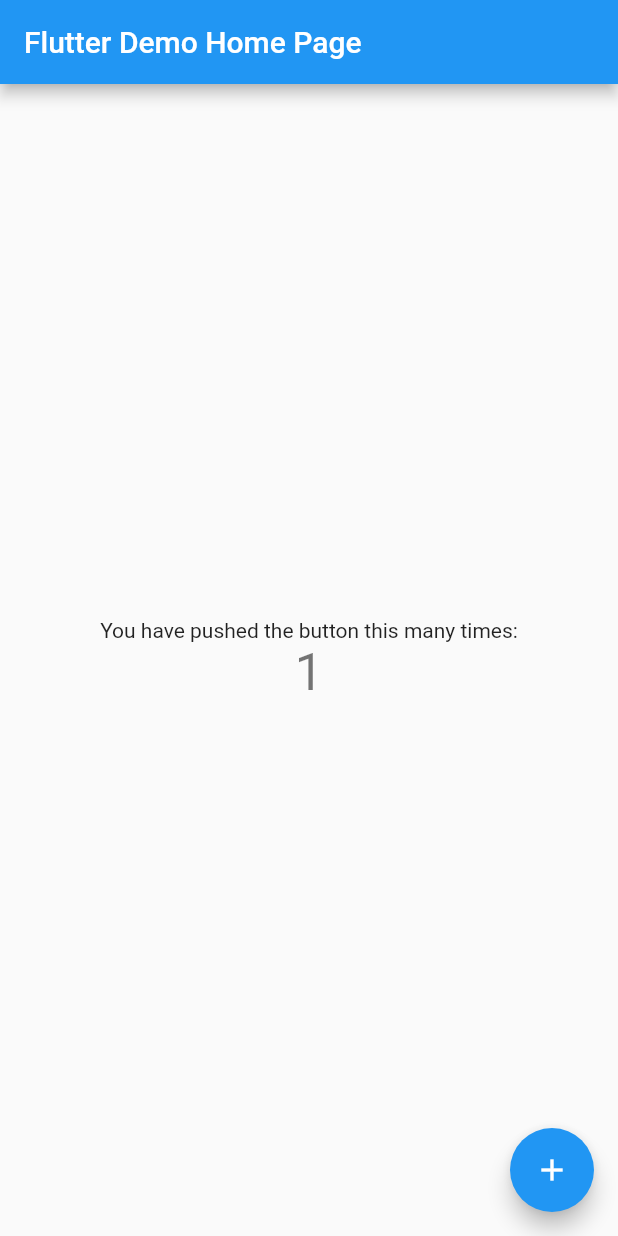
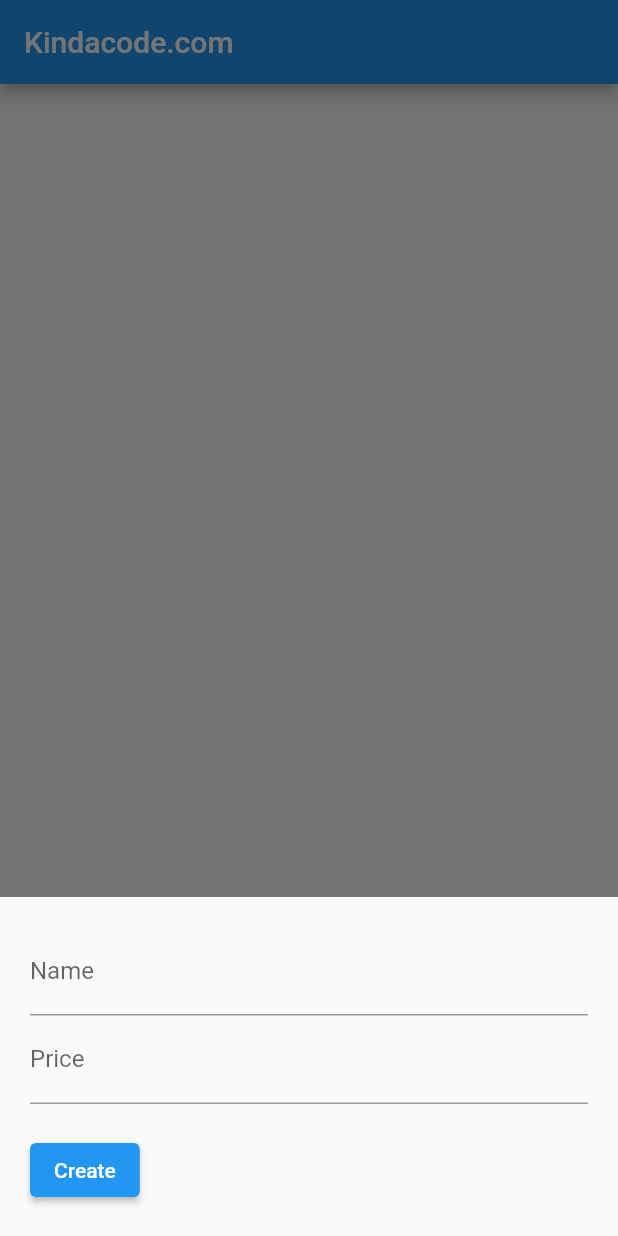
Before and after one commit to aboud-masoud/SatTusFirebaseExample, a Flutter app: the screen it shows after launch, after a tap on the "add" icon, on a phone screen of 412 x 824 dp. Run offline on Flutter 3.47's test engine with Material 2 defaults, Android fonts, the phone set to English and light mode, and no system bars; our stand-ins replace cloud_firestore, firebase_core; accounts and stored records are empty.

Commit message:
CRUD records

```diff
--- a/lib/main.dart
+++ b/lib/main.dart
@@ -1,115 +1,168 @@
+// main.dart
 import 'package:flutter/material.dart';
+import 'package:firebase_core/firebase_core.dart';
+import 'package:cloud_firestore/cloud_firestore.dart';
 
-void main() {
+void main() async {
+  WidgetsFlutterBinding.ensureInitialized();
+  await Firebase.initializeApp();
   runApp(const MyApp());
 }
 
 class MyApp extends StatelessWidget {
   const MyApp({Key? key}) : super(key: key);
 
-  // This widget is the root of your application.
   @override
   Widget build(BuildContext context) {
-    return MaterialApp(
-      title: 'Flutter Demo',
-      theme: ThemeData(
-        // This is the theme of your application.
-        //
-        // Try running your application with "flutter run". You'll see the
-        // application has a blue toolbar. Then, without quitting the app, try
-        // changing the primarySwatch below to Colors.green and then invoke
-        // "hot reload" (press "r" in the console where you ran "flutter run",
-        // or simply save your changes to "hot reload" in a Flutter IDE).
-        // Notice that the counter didn't reset back to zero; the application
-        // is not restarted.
-        primarySwatch: Colors.blue,
-      ),
-      home: const MyHomePage(title: 'Flutter Demo Home Page'),
+    return const MaterialApp(
+      // Remove the debug banner
+      debugShowCheckedModeBanner: false,
+      title: 'Kindacode.com',
+      home: HomePage(),
     );
   }
 }
 
-class MyHomePage extends StatefulWidget {
-  const MyHomePage({Key? key, required this.title}) : super(key: key);
-
-  // This widget is the home page of your application. It is stateful, meaning
-  // that it has a State object (defined below) that contains fields that affect
-  // how it looks.
-
-  // This class is the configuration for the state. It holds the values (in this
-  // case the title) provided by the parent (in this case the App widget) and
-  // used by the build method of the State. Fields in a Widget subclass are
-  // always marked "final".
-
-  final String title;
+class HomePage extends StatefulWidget {
+  const HomePage({Key? key}) : super(key: key);
 
   @override
-  State<MyHomePage> createState() => _MyHomePageState();
+  _HomePageState createState() => _HomePageState();
 }
 
-class _MyHomePageState extends State<MyHomePage> {
-  int _counter = 0;
+class _HomePageState extends State<HomePage> {
+  // text fields' controllers
+  final TextEditingController _nameController = TextEditingController();
+  final TextEditingController _priceController = TextEditingController();
 
-  void _incrementCounter() {
-    setState(() {
-      // This call to setState tells the Flutter framework that something has
-      // changed in this State, which causes it to rerun the build method below
-      // so that the display can reflect the updated values. If we changed
-      // _counter without calling setState(), then the build method would not be
-      // called again, and so nothing would appear to happen.
-      _counter++;
-    });
+  final CollectionReference _productss = FirebaseFirestore.instance.collection('products');
+
+  // This function is triggered when the floatting button or one of the edit buttons is pressed
+  // Adding a product if no documentSnapshot is passed
+  // If documentSnapshot != null then update an existing product
+  Future<void> _createOrUpdate([DocumentSnapshot? documentSnapshot]) async {
+    String action = 'create';
+    if (documentSnapshot != null) {
+      action = 'update';
+      _nameController.text = documentSnapshot['name'];
+      _priceController.text = documentSnapshot['price'].toString();
+    }
+
+    await showModalBottomSheet(
+        isScrollControlled: true,
+        context: context,
+        builder: (BuildContext ctx) {
+          return Padding(
+            padding: EdgeInsets.only(
+                top: 20,
+                left: 20,
+                right: 20,
+                // prevent the soft keyboard from covering text fields
+                bottom: MediaQuery.of(ctx).viewInsets.bottom + 20),
+            child: Column(
+              mainAxisSize: MainAxisSize.min,
+              crossAxisAlignment: CrossAxisAlignment.start,
+              children: [
+                TextField(
+                  controller: _nameController,
+                  decoration: const InputDecoration(labelText: 'Name'),
+                ),
+                TextField(
+                  keyboardType: const TextInputType.numberWithOptions(decimal: true),
+                  controller: _priceController,
+                  decoration: const InputDecoration(
+                    labelText: 'Price',
+                  ),
+                ),
+                const SizedBox(
+                  height: 20,
+                ),
+                ElevatedButton(
+                  child: Text(action == 'create' ? 'Create' : 'Update'),
+                  onPressed: () async {
+                    final String? name = _nameController.text;
+                    final double? price = double.tryParse(_priceController.text);
+                    if (name != null && price != null) {
+                      if (action == 'create') {
+                        // Persist a new product to Firestore
+                        await _productss.add({"name": name, "price": price});
+                      }
+
+                      if (action == 'update') {
+                        // Update the product
+                        await _productss.doc(documentSnapshot!.id).update({"name": name, "price": price});
+                      }
+
+                      // Clear the text fields
+                      _nameController.text = '';
+                      _priceController.text = '';
+
+                      // Hide the bottom sheet
+                      Navigator.of(context).pop();
+                    }
+                  },
+                )
+              ],
+            ),
+          );
+        });
+  }
+
+  // Deleteing a product by id
+  Future<void> _deleteProduct(String productId) async {
+    await _productss.doc(productId).delete();
+
+    // Show a snackbar
+    ScaffoldMessenger.of(context).showSnackBar(const SnackBar(content: Text('You have successfully deleted a product')));
   }
 
   @override
   Widget build(BuildContext context) {
-    // This method is rerun every time setState is called, for instance as done
-    // by the _incrementCounter method above.
-    //
-    // The Flutter framework has been optimized to make rerunning build methods
-    // fast, so that you can just rebuild anything that needs updating rather
-    // than having to individually change instances of widgets.
     return Scaffold(
       appBar: AppBar(
-        // Here we take the value from the MyHomePage object that was created by
-        // the App.build method, and use it to set our appbar title.
-        title: Text(widget.title),
+        title: const Text('Kindacode.com'),
       ),
-      body: Center(
-        // Center is a layout widget. It takes a single child and positions it
-        // in the middle of the parent.
-        child: Column(
-          // Column is also a layout widget. It takes a list of children and
-          // arranges them vertically. By default, it sizes itself to fit its
-          // children horizontally, and tries to be as tall as its parent.
-          //
-          // Invoke "debug painting" (press "p" in the console, choose the
-          // "Toggle Debug Paint" action from the Flutter Inspector in Android
-          // Studio, or the "Toggle Debug Paint" command in Visual Studio Code)
-          // to see the wireframe for each widget.
-          //
-          // Column has various properties to control how it sizes itself and
-          // how it positions its children. Here we use mainAxisAlignment to
-          // center the children vertically; the main axis here is the vertical
-          // axis because Columns are vertical (the cross axis would be
-          // horizontal).
-          mainAxisAlignment: MainAxisAlignment.center,
-          children: <Widget>[
-            const Text(
-              'You have pushed the button this many times:',
-            ),
-            Text(
-              '$_counter',
-              style: Theme.of(context).textTheme.headline4,
-            ),
-          ],
-        ),
+      // Using StreamBuilder to display all products from Firestore in real-time
+      body: StreamBuilder(
+        stream: _productss.snapshots(),
+        builder: (context, AsyncSnapshot<QuerySnapshot> streamSnapshot) {
+          if (streamSnapshot.hasData) {
+            return ListView.builder(
+              itemCount: streamSnapshot.data!.docs.length,
+              itemBuilder: (context, index) {
+                final DocumentSnapshot documentSnapshot = streamSnapshot.data!.docs[index];
+                return Card(
+                  margin: const EdgeInsets.all(10),
+                  child: ListTile(
+                    title: Text(documentSnapshot['name']),
+                    subtitle: Text(documentSnapshot['price'].toString()),
+                    trailing: SizedBox(
+                      width: 100,
+                      child: Row(
+                        children: [
+                          // Press this button to edit a single product
+                          IconButton(icon: const Icon(Icons.edit), onPressed: () => _createOrUpdate(documentSnapshot)),
+                          // This icon button is used to delete a single product
+                          IconButton(icon: const Icon(Icons.delete), onPressed: () => _deleteProduct(documentSnapshot.id)),
+                        ],
+                      ),
+                    ),
+                  ),
+                );
+              },
+            );
+          }
+
+          return const Center(
+            child: CircularProgressIndicator(),
+          );
+        },
       ),
+      // Add new product
       floatingActionButton: FloatingActionButton(
-        onPressed: _incrementCounter,
-        tooltip: 'Increment',
+        onPressed: () => _createOrUpdate(),
         child: const Icon(Icons.add),
-      ), // This trailing comma makes auto-formatting nicer for build methods.
+      ),
     );
   }
 }
```
